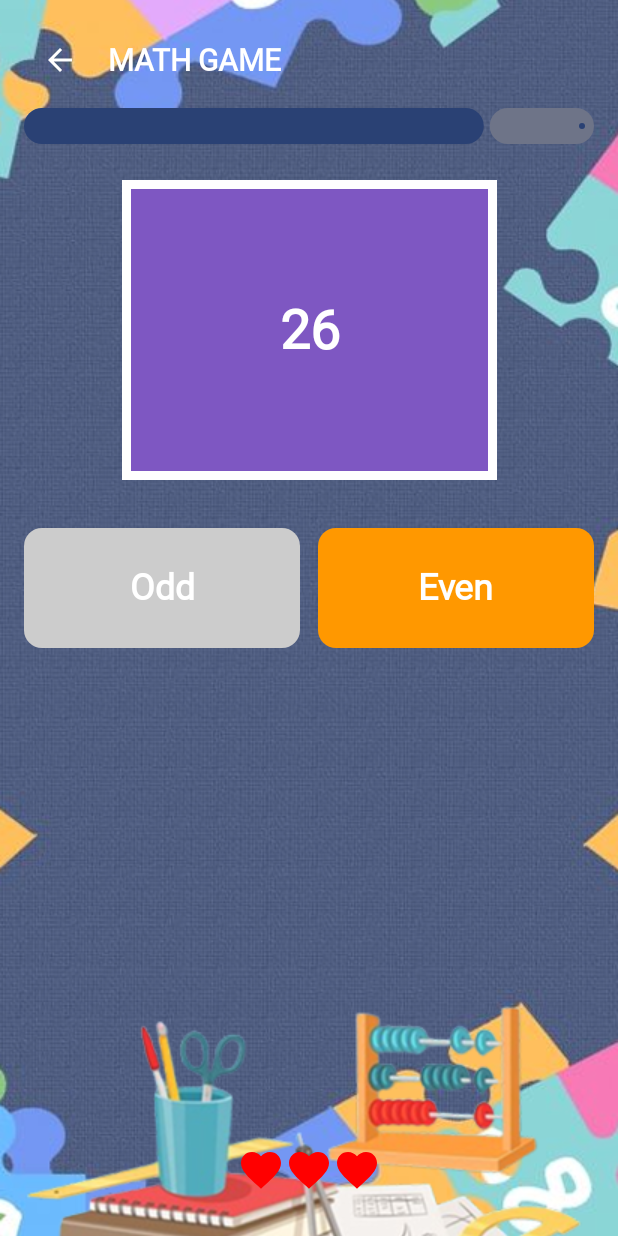
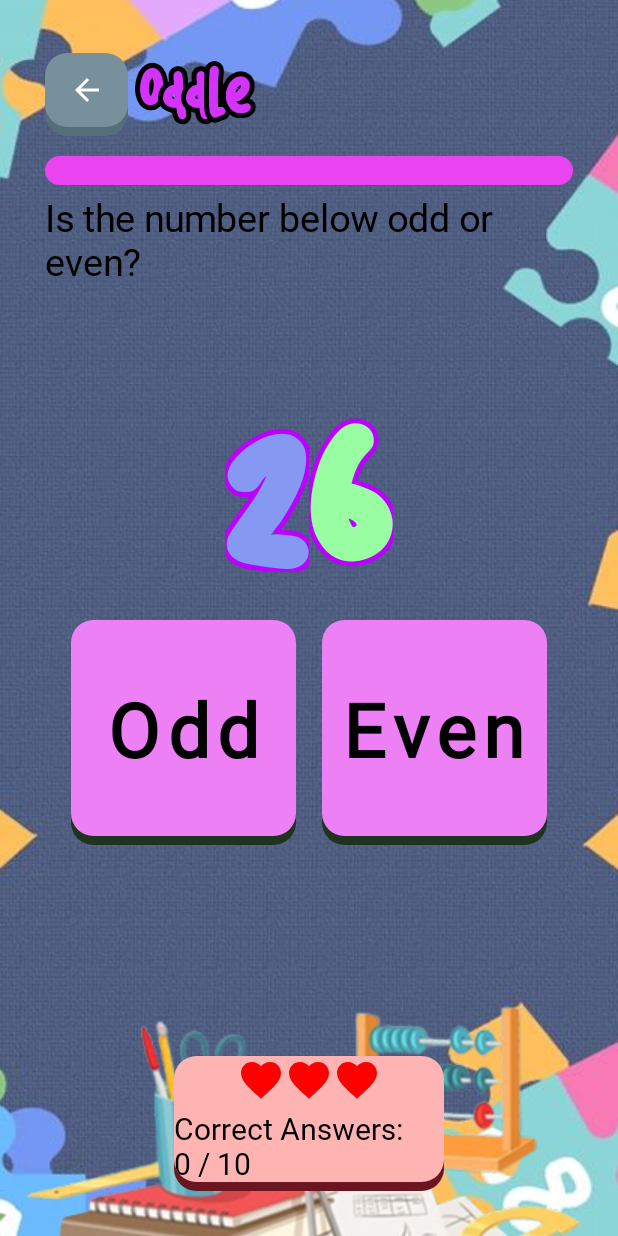
Before and after one commit to raphaelcatacutan/EZLearn, an Android app built with Jetpack Compose: the oddle screen opened through its navigation route, on a phone screen of 412 x 824 dp. Run offline under Robolectric (Android 15) with nearby library versions, the light colour scheme and no system bars; Roboto replaces fonts that are not available here.

Commit message:
Oddle design

```diff
--- a/app/src/main/java/com/plm/ezlearn/ui/components/ColorfulLetters.kt
+++ b/app/src/main/java/com/plm/ezlearn/ui/components/ColorfulLetters.kt
@@ -52,7 +52,6 @@ fun ComponentOutlinedText(
         text.forEach { char ->
             val charStr = char.toString()
 
-
             fun hsvToColor(h: Float, s: Float, v: Float): Color {
                 val c = v * s
                 val x = c * (1 - ((h / 60) % 2 - 1).absoluteValue)
@@ -67,17 +66,18 @@ fun ComponentOutlinedText(
                     else -> Triple(c, 0f, x)
                 }
 
-                return Color(r1 + m, g1 + m, b1 + m)
+                return Color(r1 + m, g1 + m, b1 + m, 1f)
             }
-            fun generateBrightColor(): Color {
+
+            fun generateLightBrightColor(): Color {
                 val hue = Random.nextFloat() * 360f
-                val saturation = 0.9f + Random.nextFloat() * 0.1f   // 0.9 to 1.0
-                val value = 0.9f + Random.nextFloat() * 0.1f        // 0.9 to 1.0
+                val saturation = 0.3f + Random.nextFloat() * 0.2f   // 0.3 to 0.5 — soft saturation
+                val value = 0.95f + Random.nextFloat() * 0.05f      // 0.95 to 1.0 — very bright
                 return hsvToColor(hue, saturation, value)
             }
 
             // generate new color for each character if randomizeColor is true
-            val fillColor = remember { if (randomizeColor) generateBrightColor() else fillColor }
+            val fillColor = remember { if (randomizeColor) generateLightBrightColor() else fillColor }
 
             Box {
                 Text(
--- a/app/src/main/java/com/plm/ezlearn/ui/pages/Oddle.kt
+++ b/app/src/main/java/com/plm/ezlearn/ui/pages/Oddle.kt
@@ -38,6 +38,8 @@ import androidx.compose.ui.Alignment
 import androidx.compose.ui.Modifier
 import androidx.compose.ui.draw.clip
 import androidx.compose.ui.graphics.Color
+import androidx.compose.ui.graphics.StrokeCap
+import androidx.compose.ui.graphics.drawscope.Stroke
 import androidx.compose.ui.layout.ContentScale
 import androidx.compose.ui.res.painterResource
 import androidx.compose.ui.text.font.FontWeight
@@ -47,11 +49,15 @@ import androidx.compose.ui.unit.sp
 import androidx.navigation.NavController
 import androidx.navigation.compose.rememberNavController
 import com.plm.ezlearn.R
+import com.plm.ezlearn.ui.components.ComponentOutlinedText
+import com.plm.ezlearn.ui.components.ComponentThreeDContainer
 import com.plm.ezlearn.ui.components.DialogExplanation
 import com.plm.ezlearn.ui.components.DialogLost
 import com.plm.ezlearn.ui.components.DialogPaused
 import com.plm.ezlearn.ui.components.DialogWin
 import com.plm.ezlearn.ui.theme.EZLearnTheme
+import com.plm.ezlearn.ui.theme.chalkboardFont
+import com.plm.ezlearn.ui.theme.shootingStarFont
 
 @Composable
 fun ViewOddle(navController: NavController = rememberNavController()) {
@@ -75,7 +81,7 @@ fun ViewOddle(navController: NavController = rememberNavController()) {
             progress.animateTo(
                 targetValue = 0f,
                 animationSpec = tween(
-                    durationMillis = 10000, // 10 seconds
+                    durationMillis = 100000, // 10 seconds
                     easing = LinearEasing
                 )
             )
@@ -92,62 +98,81 @@ fun ViewOddle(navController: NavController = rememberNavController()) {
         Column(
             modifier = Modifier
                 .fillMaxSize()
-                .padding(16.dp)
+                .padding(vertical = 30.dp, horizontal = 30.dp)
         ) {
             // Top Bar
             Row(
                 verticalAlignment = Alignment.CenterVertically,
                 modifier = Modifier.fillMaxWidth()
             ) {
-                IconButton(onClick = onBackClick) {
+                ComponentThreeDContainer(
+                    modifier = Modifier
+                        .width(55.dp)
+                        .height(55.dp),
+                    backgroundColor = Color(0xFF78909C),
+                    shadowColor = Color(0xFF546E7A),
+                    cornerRadius = 15.dp,
+                    isPushable = true,
+                    onClick = { isPaused = true }
+                ) {
                     Icon(
                         imageVector = Icons.Default.ArrowBack,
-                        contentDescription = "Back",
-                        tint = Color.White
+                        contentDescription = "Pause",
+                        tint = Color.White,
+                        modifier = Modifier.size(24.dp)
                     )
                 }
                 Spacer(modifier = Modifier.width(8.dp))
-                Text(
-                    text = "MATH GAME",
-                    color = Color.White,
-                    fontSize = 20.sp,
-                    fontWeight = FontWeight.Bold
+                ComponentOutlinedText(
+                    text = "Oddle",
+                    fillColor = Color(0xFFD433FC),
+                    fontSize = 30.sp,
+                    fontFamily = shootingStarFont,
+                    outlineColor = Color.Black,
+                    outlineDrawStyle = Stroke(10f)
                 )
             }
 
-            // Timer bar
             LinearProgressIndicator(
                 progress = { progress.value },
                 modifier = Modifier
                     .fillMaxWidth()
-                    .height(40.dp)
-                    .padding(vertical = 8.dp)
+                    .height(35.dp)
+                    .padding(vertical = 8.dp),
+                strokeCap = StrokeCap.Round,
+                color = Color(0xFFE944EF),
+                trackColor = Color(0xFF380446),
+                gapSize = 0.dp,
             )
+            Spacer(modifier = Modifier.width(16.dp))
             //Question  Box
-            Row(
+            Column(
                 modifier = Modifier
                     .fillMaxWidth()
-                    .padding(16.dp), // Optional padding for spacing
-                horizontalArrangement = Arrangement.Center // Centers the box horizontally
-            ) {
-                Box(
-                    modifier = Modifier
-                        .width(250.dp) // Preserves the width
-                        .height(200.dp)
-                        .background(Color(0xFF7E57C2))
-                        .border(6.dp, Color.White),
-                    contentAlignment = Alignment.Center
+                    .height(250.dp)
+                    .background(Color.Transparent),
+                horizontalAlignment = Alignment.CenterHorizontally
             ) {
                 Text(
+                    text = "Is the number below odd or even?",
+                    fontSize = 25.sp,
+                    fontFamily = chalkboardFont,
+                    color = Color.Black
+                )
+                Spacer(modifier = Modifier.width(8.dp))
+                ComponentOutlinedText(
                     text = question.question,
-                        fontSize = 36.sp,
-                        color = Color.White,
-                        fontWeight = FontWeight.Bold
+                    outlineColor = Color(0xFFBC00FF),
+                    randomizeColor = true,
+                    fontWeight = FontWeight.Bold,
+                    fontSize = 120.sp,
+                    fontFamily = shootingStarFont,
+                    outlineDrawStyle = Stroke(10f),
+                    letterSpacing = 5.sp
                 )
             }
-            }
 
-            Spacer(modifier = Modifier.height(16.dp))
+            Spacer(modifier = Modifier.height(32.dp))
 
             val options: List<String> = listOf("Odd", "Even")
 
@@ -155,31 +180,34 @@ fun ViewOddle(navController: NavController = rememberNavController()) {
             Column(verticalArrangement = Arrangement.spacedBy(12.dp)) {
                 for (row in options.chunked(2)) {
                     Row(
-                        horizontalArrangement = Arrangement.spacedBy(12.dp),
+                        horizontalArrangement = Arrangement.SpaceEvenly,
                         modifier = Modifier.fillMaxWidth()
                     ) {
                         row.forEachIndexed { index, option ->
-                            val bgColor = when (question.answer == option) {
-                                true -> Color(0xFFFF9800) // Orange
-                                false -> Color.LightGray
-                            }
-                            Box(
+                            val bgColor = if (question.answer == option && showExplanation) Color(
+                                0xFFB6F596
+                            ) else Color(0xFFEE80F6)
+                            ComponentThreeDContainer(
                                 modifier = Modifier
-                                    .weight(1f)
-                                    .height(80.dp)
-                                    .clip(RoundedCornerShape(12.dp))
-                                    .background(bgColor)
-                                    .clickable {
+                                    .width(150.dp)
+                                    .height(150.dp),
+                                backgroundColor = bgColor,
+                                shadowColor = Color(0xFF1F331F),
+                                cornerRadius = 15.dp,
+                                onClick = {
                                     showExplanation = true
                                     isCorrect = option == question.answer
                                 },
-                                contentAlignment = Alignment.Center
+                                isPushable = true
                             ) {
                                 Text(
                                     text = option,
-                                    fontSize = 24.sp,
+                                    fontSize = 50.sp,
                                     fontWeight = FontWeight.Bold,
-                                    color = Color.White
+                                    color = Color.Black,
+                                    letterSpacing = 5.sp,
+                                    modifier = Modifier
+                                        .padding(top = 5.dp)
                                 )
                             }
                         }
@@ -189,11 +217,29 @@ fun ViewOddle(navController: NavController = rememberNavController()) {
 
             Spacer(modifier = Modifier.weight(1f))
 
-            // Lives
+            Column(
+                modifier = Modifier
+                    .fillMaxWidth()
+                    .padding(top = 20.dp),
+                horizontalAlignment = Alignment.CenterHorizontally
+            ) {// Lives
+                ComponentThreeDContainer(
+                    modifier = Modifier
+                        .width(180.dp)
+                        .height(90.dp),
+                    backgroundColor = Color(0xFFFFB4B4),
+                    shadowColor = Color(0xFF6B1520),
+                    cornerRadius = 15.dp
+                ) {
+                    Column(
+                        modifier = Modifier
+                            .fillMaxWidth(),
+                        horizontalAlignment = Alignment.CenterHorizontally,
+                        verticalArrangement = Arrangement.spacedBy(0.dp)
+                    ) {
                         Row(
                             modifier = Modifier
-                    .fillMaxWidth()
-                    .padding(bottom = 12.dp),
+                                .fillMaxWidth(),
                             horizontalArrangement = Arrangement.Center
                         ) {
                             repeat(3) { index ->
@@ -203,6 +249,16 @@ fun ViewOddle(navController: NavController = rememberNavController()) {
                                     tint = if (index < lives) Color.Red else Color.LightGray,
                                     modifier = Modifier.size(32.dp)
                                 )
+                            }
+                        }
+                        Text(
+                            text = "Correct Answers: $correctAnswers / 10",
+                            color = Color.Black,
+                            fontSize = 20.sp,
+                            modifier = Modifier
+                                .padding(top = 5.dp)
+                        )
+                    }
                 }
             }
         }
```
Lines whose indentation alone changed are shown as unchanged.
